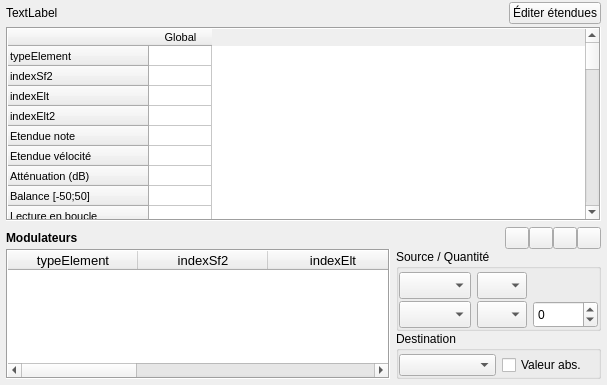
The window that trunk/pages/page_inst.ui (davy7125/polyphone) describes before a commit, drawn with Qt 5.
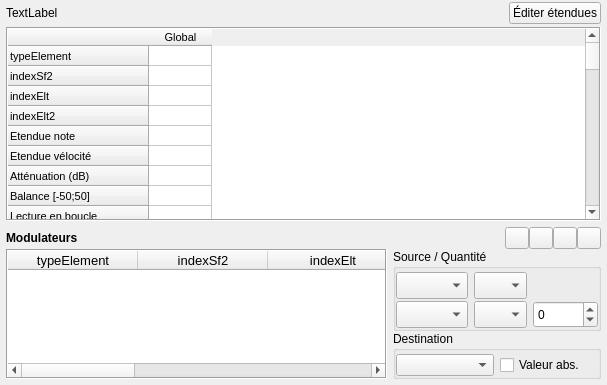
The same window after the commit. Icons and pictures are not drawn. Custom widgets are drawn as their Qt base class.

```diff
--- a/trunk/pages/page_inst.ui
+++ b/trunk/pages/page_inst.ui
@@ -857,7 +857,7 @@
                </property>
                <property name="maximumSize">
                 <size>
-                 <width>50</width>
+                 <width>53</width>
                  <height>27</height>
                 </size>
                </property>
@@ -891,7 +891,7 @@
                </property>
                <property name="maximumSize">
                 <size>
-                 <width>50</width>
+                 <width>53</width>
                  <height>27</height>
                 </size>
                </property>
```
